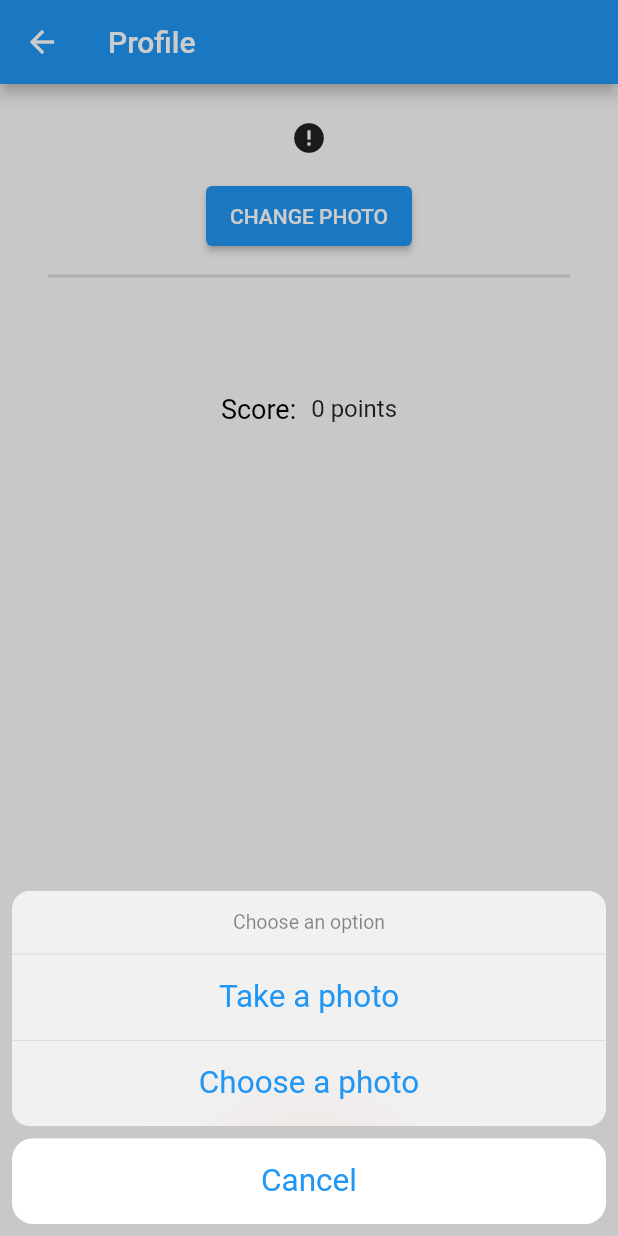
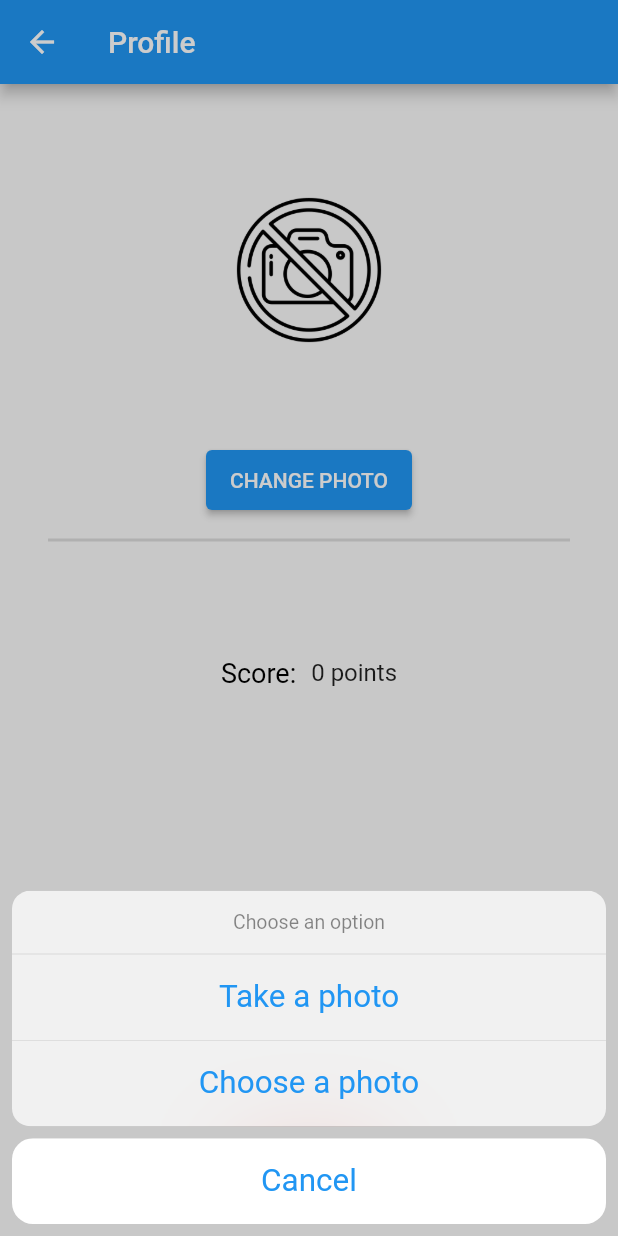
Before and after one commit to casa98/Favors, a Flutter app: the Profile screen opened by its route, after a tap on "CHANGE PHOTO", on a phone screen of 412 x 824 dp. Run offline on Flutter 3.47's test engine with Material 2 defaults, Android fonts, the phone set to English and light mode, and no system bars; drawn by our look-alikes of cached_network_image; our stand-ins replace cloud_firestore, email_validator, firebase_auth, firebase_core, firebase_storage, flutter_spinkit and 3 more; accounts and stored records are empty; network calls fail; statements that could not run were skipped.

Commit message:
Improve how Profile image is displayed

```diff
--- a/lib/screens/profile/profile.dart
+++ b/lib/screens/profile/profile.dart
@@ -6,6 +6,7 @@ import 'package:flutter/cupertino.dart';
 import 'package:flutter/material.dart';
 import 'package:do_favors/shared/constants.dart';
 import 'package:firebase_auth/firebase_auth.dart';
+import 'package:flutter/rendering.dart';
 import 'package:image_picker/image_picker.dart';
 import 'package:permission_handler/permission_handler.dart';
 
@@ -41,30 +42,29 @@ class _ProfileState extends State<Profile> {
               return Text('Loading...');
             default:
               var userDocument = snapshot.data;
-              bool hasImage = userDocument[IMAGE] == '' ? false : true;
-              String image = '';
-              if (hasImage)
-                image = userDocument[IMAGE];
-              else
-                image =
-                    'https://cdn.iconscout.com/icon/free/png-512/github-163-761603.png';
+              String image = userDocument[IMAGE];
               return Column(
                 children: [
                   SizedBox(height: 24.0),
-                  CachedNetworkImage(
-                    imageUrl: image,
-                    placeholder: (context, url) => CircularProgressIndicator(),
-                    errorWidget: (context, url, error) => Icon(Icons.error),
-                  ),
-                  /*
-                  CircleAvatar(
-                    maxRadius: 80,
-                    backgroundColor: Colors.grey[100],
-                    backgroundImage: NetworkImage(
-                      image,
+                  Container(
+                    height: 200,
+                    width: 200,
+                    decoration: BoxDecoration(
+                      borderRadius: BorderRadius.all(Radius.circular(40.0)),
+                    ),
+                    clipBehavior: Clip.antiAlias,
+                    child: CachedNetworkImage(
+                      height: 200,
+                      width: 200,
+                      fit: BoxFit.cover,
+                      imageUrl: image,
+                      placeholder: (context, url) => image != ''
+                          ? _circularProgressIndicator()
+                          : _profileImage(),
+                      errorWidget: (context, url, error) =>
+                          _profileImage(),
                     ),
                   ),
-                 */
                   SizedBox(height: 16.0),
                   ElevatedButton(
                     onPressed: () {
@@ -150,6 +150,26 @@ class _ProfileState extends State<Profile> {
     );
   }
 
+  Widget _profileImage(){
+    return Container(
+      child: Center(
+        child: Image.asset(
+          'assets/no-photo.png',
+          width: 100,
+          height: 100,
+        ),
+      ),
+    );
+  }
+
+  Widget _circularProgressIndicator(){
+    return Center(
+      child: CircularProgressIndicator(
+        strokeWidth: 4.0,
+      ),
+    );
+  }
+
   Future _takePhoto(ImageSource source) async {
     await Permission.photos.request();
     var permissionStatus = await Permission.photos.status;
```
Also changed, not shown: pubspec.yaml (+3 -4 lines), assets/no-photo.png (added), pubspec.lock.
